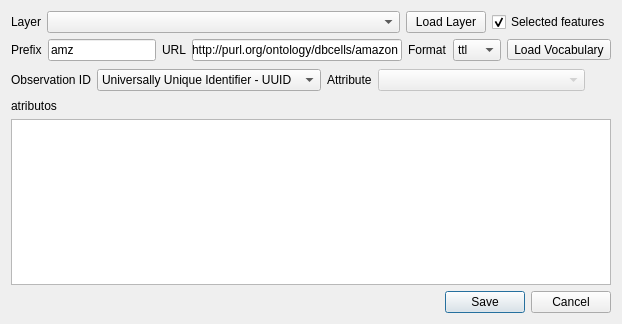
Qt form export_observation_dialog_base.ui (dbcells/export-observations) before a commit.
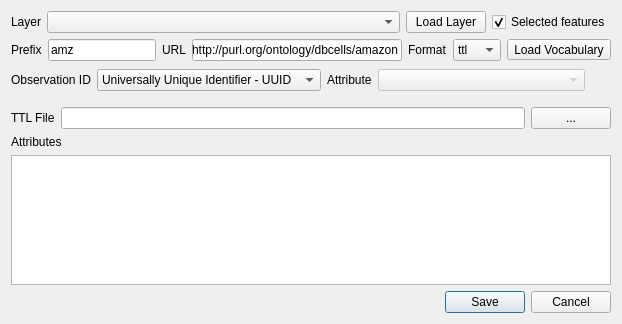
The same form after that commit.

Patch:
```diff
--- a/export_observation_dialog_base.ui
+++ b/export_observation_dialog_base.ui
@@ -252,10 +252,34 @@
          </item>
         </layout>
        </item>
+       <item>
+        <layout class="QHBoxLayout" name="horizontalLayout_4">
+         <property name="topMargin">
+          <number>8</number>
+         </property>
+         <item>
+          <widget class="QLabel" name="label_5">
+           <property name="text">
+            <string>TTL File</string>
+           </property>
+          </widget>
+         </item>
+         <item>
+          <widget class="QLineEdit" name="lineTTL"/>
+         </item>
+         <item>
+          <widget class="QPushButton" name="buttonTTL">
+           <property name="text">
+            <string>...</string>
+           </property>
+          </widget>
+         </item>
+        </layout>
+       </item>
        <item>
         <widget class="QLabel" name="atributos">
          <property name="text">
-          <string>atributos</string>
+          <string>Attributes</string>
          </property>
         </widget>
        </item>
```
